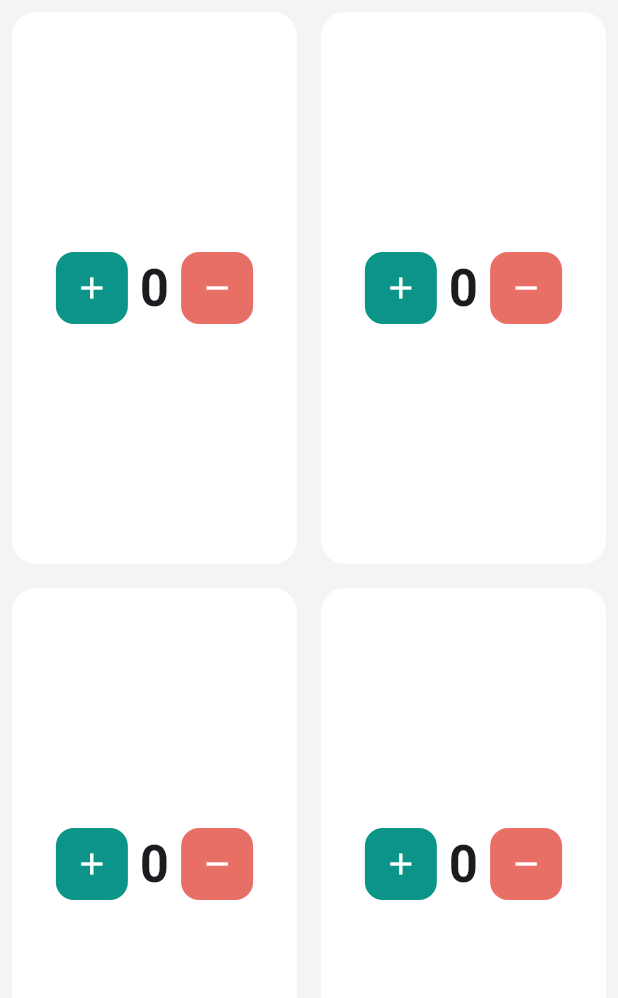
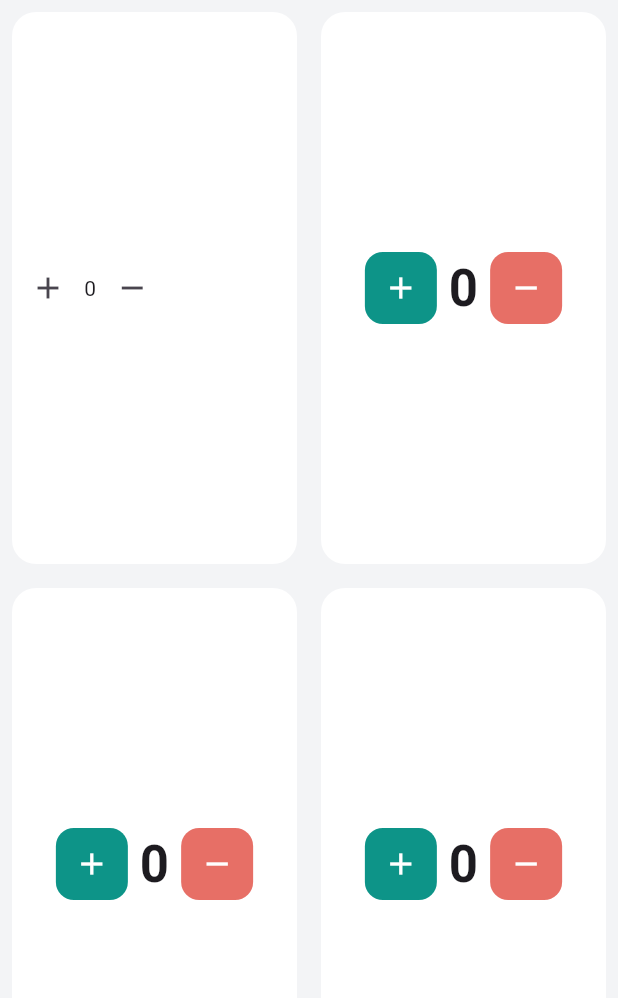
Before and after one commit to lolologic/ein_problem_vier_loesungen, a Flutter app: the screen it shows after launch, after a tap on the "add" icon, after a tap on the "remove" icon, on a phone screen of 412 x 824 dp, the part 84-1082 px from its top. Run offline on Flutter 3.47's test engine with Material 3 defaults, Android fonts, the phone set to English and light mode, and no system bars.

Commit message:
wip: begin distributed state widget extraction

```diff
--- /dev/null
+++ b/lib/02_distributed/distributed_homepage.dart
@@ -0,0 +1,259 @@
+import 'package:flutter/material.dart';
+import 'package:ein_problem_vier_loesungen/02_distributed/distributed_quadrant.dart';
+
+enum _CounterPosition { topLeft, topRight, bottomLeft, bottomRight }
+
+class DistributedHomepage extends StatefulWidget {
+  const DistributedHomepage({super.key});
+
+  @override
+  State<DistributedHomepage> createState() => _DistributedHomepageState();
+}
+
+class _DistributedHomepageState extends State<DistributedHomepage> {
+  int _counterTopLeft = 0;
+  int _counterTopRight = 0;
+  int _counterBottomLeft = 0;
+  int _counterBottomRight = 0;
+
+  void _incrementCounter(_CounterPosition counterPosition) {
+    setState(() {
+      switch (counterPosition) {
+        case _CounterPosition.topLeft:
+          _counterTopLeft++;
+          break;
+        case _CounterPosition.topRight:
+          _counterTopRight++;
+          break;
+        case _CounterPosition.bottomLeft:
+          _counterBottomLeft++;
+          break;
+        case _CounterPosition.bottomRight:
+          _counterBottomRight++;
+          break;
+      }
+    });
+  }
+
+  void _decrementCounter(_CounterPosition counterPosition) {
+    setState(() {
+      switch (counterPosition) {
+        case _CounterPosition.topLeft:
+          _counterTopLeft--;
+          break;
+        case _CounterPosition.topRight:
+          _counterTopRight--;
+          break;
+        case _CounterPosition.bottomLeft:
+          _counterBottomLeft--;
+          break;
+        case _CounterPosition.bottomRight:
+          _counterBottomRight--;
+          break;
+      }
+    });
+  }
+
+  int get _totalCounter =>
+      _counterTopLeft +
+      _counterTopRight +
+      _counterBottomLeft +
+      _counterBottomRight;
+
+  static const ButtonStyle _incrementButtonStyle = ButtonStyle(
+    shape: WidgetStatePropertyAll(
+      RoundedRectangleBorder(
+        borderRadius: BorderRadius.all(Radius.circular(12)),
+      ),
+    ),
+    fixedSize: WidgetStatePropertyAll(Size(48, 48)),
+    backgroundColor: WidgetStatePropertyAll(Color(0xFF0D9488)),
+    foregroundColor: WidgetStatePropertyAll(Colors.white),
+  );
+
+  static const ButtonStyle _decrementButtonStyle = ButtonStyle(
+    shape: WidgetStatePropertyAll(
+      RoundedRectangleBorder(
+        borderRadius: BorderRadius.all(Radius.circular(12)),
+      ),
+    ),
+    fixedSize: WidgetStatePropertyAll(Size(48, 48)),
+    backgroundColor: WidgetStatePropertyAll(Color(0xFFE76F66)),
+    foregroundColor: WidgetStatePropertyAll(Colors.white),
+  );
+
+  @override
+  Widget build(BuildContext context) {
+    return Scaffold(
+      appBar: AppBar(
+        backgroundColor: const Color(0xFF0F766E),
+        foregroundColor: Colors.white,
+        title: const Text('Counter Dashboard'),
+        actions: [
+          Container(
+            margin: const EdgeInsets.only(right: 16),
+            padding: const EdgeInsets.symmetric(horizontal: 12, vertical: 6),
+            decoration: BoxDecoration(
+              color: Colors.white,
+              borderRadius: BorderRadius.circular(8),
+            ),
+            child: Text(
+              '$_totalCounter',
+              style: const TextStyle(color: Color(0xFF0F766E)),
+            ),
+          ),
+        ],
+      ),
+      backgroundColor: const Color(0xFFF3F4F6),
+      body: Column(
+        children: [
+          Expanded(
+            child: Row(
+              children: [
+                Expanded(
+                  child: Container(
+                    margin: const EdgeInsets.all(8),
+                    decoration: BoxDecoration(
+                      color: Colors.white,
+                      borderRadius: BorderRadius.circular(16),
+                    ),
+                    child: Center(
+                      child: DistributedQuadrant(
+                        mainAxisSize: MainAxisSize.min,
+                        counterValue: _counterTopLeft,
+                        onIncrement: () =>
+                            _incrementCounter(_CounterPosition.bottomRight),
+                        onDecrement: () =>
+                            _decrementCounter(_CounterPosition.bottomRight),
+                      ),
+                    ),
+                  ),
+                ),
+                Expanded(
+                  child: Container(
+                    margin: const EdgeInsets.all(8),
+                    decoration: BoxDecoration(
+                      color: Colors.white,
+                      borderRadius: BorderRadius.circular(16),
+                    ),
+                    child: Center(
+                      child: Row(
+                        mainAxisSize: MainAxisSize.min,
+                        children: [
+                          IconButton(
+                            icon: const Icon(Icons.add),
+                            style: _incrementButtonStyle,
+                            onPressed: () =>
+                                _incrementCounter(_CounterPosition.bottomLeft),
+                          ),
+                          const SizedBox(width: 8),
+                          Text(
+                            style: Theme.of(context).textTheme.headlineMedium
+                                ?.copyWith(
+                                  fontSize: 34,
+                                  fontWeight: FontWeight.w600,
+                                ),
+                            '$_counterTopRight',
+                          ),
+                          const SizedBox(width: 8),
+                          IconButton(
+                            icon: const Icon(Icons.remove),
+                            style: _decrementButtonStyle,
+                            onPressed: () =>
+                                _decrementCounter(_CounterPosition.bottomLeft),
+                          ),
+                        ],
+                      ),
+                    ),
+                  ),
+                ),
+              ],
+            ),
+          ),
+          Expanded(
+            child: Row(
+              children: [
+                Expanded(
+                  child: Container(
+                    margin: const EdgeInsets.all(8),
+                    decoration: BoxDecoration(
+                      color: Colors.white,
+                      borderRadius: BorderRadius.circular(16),
+                    ),
+                    child: Center(
+                      child: Row(
+                        mainAxisSize: MainAxisSize.min,
+                        children: [
+                          IconButton(
+                            icon: const Icon(Icons.add),
+                            style: _incrementButtonStyle,
+                            onPressed: () =>
+                                _incrementCounter(_CounterPosition.topRight),
+                          ),
+                          const SizedBox(width: 8),
+                          Text(
+                            style: Theme.of(context).textTheme.headlineMedium
+                                ?.copyWith(
+                                  fontSize: 34,
+                                  fontWeight: FontWeight.w600,
+                                ),
+                            '$_counterBottomLeft',
+                          ),
+                          const SizedBox(width: 8),
+                          IconButton(
+                            icon: const Icon(Icons.remove),
+                            style: _decrementButtonStyle,
+                            onPressed: () =>
+                                _decrementCounter(_CounterPosition.topRight),
+                          ),
+                        ],
+                      ),
+                    ),
+                  ),
+                ),
+                Expanded(
+                  child: Container(
+                    margin: const EdgeInsets.all(8),
+                    decoration: BoxDecoration(
+                      color: Colors.white,
+                      borderRadius: BorderRadius.circular(16),
+                    ),
+                    child: Center(
+                      child: Row(
+                        mainAxisSize: MainAxisSize.min,
+                        children: [
+                          IconButton(
+                            icon: const Icon(Icons.add),
+                            style: _incrementButtonStyle,
+                            onPressed: () =>
+                                _incrementCounter(_CounterPosition.topLeft),
+                          ),
+                          const SizedBox(width: 8),
+                          Text(
+                            style: Theme.of(context).textTheme.headlineMedium
+                                ?.copyWith(
+                                  fontSize: 34,
+                                  fontWeight: FontWeight.w600,
+                                ),
+                            '$_counterBottomRight',
+                          ),
+                          const SizedBox(width: 8),
+                          IconButton(
+                            icon: const Icon(Icons.remove),
+                            style: _decrementButtonStyle,
+                            onPressed: () =>
+                                _decrementCounter(_CounterPosition.topLeft),
+                          ),
+                        ],
+                      ),
+                    ),
+                  ),
+                ),
+              ],
+            ),
+          ),
+        ],
+      ),
+    );
+  }
+}
--- /dev/null
+++ b/lib/02_distributed/distributed_quadrant.dart
@@ -0,0 +1,26 @@
+import 'package:flutter/material.dart';
+
+class DistributedQuadrant extends StatelessWidget {
+  final int counterValue;
+  final VoidCallback onIncrement;
+  final VoidCallback onDecrement;
+
+  const DistributedQuadrant({
+    super.key,
+    required this.counterValue,
+    required this.onIncrement,
+    required this.onDecrement,
+    required MainAxisSize mainAxisSize,
+  });
+
+  @override
+  Widget build(BuildContext context) {
+    return Row(
+      children: [
+        IconButton(icon: const Icon(Icons.add), onPressed: onIncrement),
+        Text('$counterValue'),
+        IconButton(icon: const Icon(Icons.remove), onPressed: onDecrement),
+      ],
+    );
+  }
+}
--- a/lib/main.dart
+++ b/lib/main.dart
@@ -1,5 +1,5 @@
 import 'package:flutter/material.dart';
-import 'package:ein_problem_vier_loesungen/01_local/local_homepage.dart';
+import 'package:ein_problem_vier_loesungen/02_distributed/distributed_homepage.dart';
 
 void main() {
   runApp(const MyApp());
@@ -13,7 +13,7 @@ class MyApp extends StatelessWidget {
     return MaterialApp(
       title: 'Flutter Demo',
       theme: ThemeData(colorScheme: .fromSeed(seedColor: Colors.deepPurple)),
-      home: const LocalHomepage(),
+      home: const DistributedHomepage(),
     );
   }
 }
```
